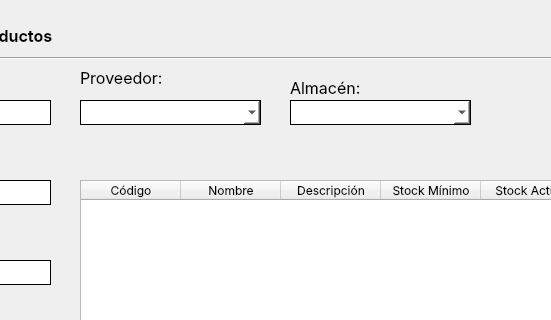
Before: the Qt Designer form UI/ventanaProductos.ui in RefinedCandle49/bookish-memory, drawn with Qt 5; both pictures show x 140 to 691 and y 0 to 320 of the 1144 by 760 pixel window.
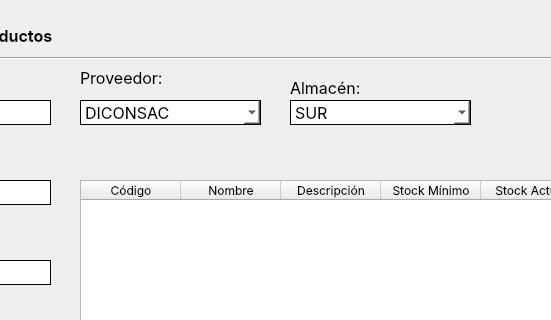
After: the same form once the commit is applied.

Commit message: Registros on ventanaProductos.py already working

Diff of the .ui file:
```diff
--- a/UI/ventanaProductos.ui
+++ b/UI/ventanaProductos.ui
@@ -470,6 +470,16 @@
       <pointsize>12</pointsize>
      </font>
     </property>
+    <item>
+     <property name="text">
+      <string>DICONSAC</string>
+     </property>
+    </item>
+    <item>
+     <property name="text">
+      <string>MATUTE</string>
+     </property>
+    </item>
    </widget>
    <widget class="QComboBox" name="cboAlmacen">
     <property name="geometry">
@@ -486,6 +496,16 @@
       <pointsize>12</pointsize>
      </font>
     </property>
+    <item>
+     <property name="text">
+      <string>SUR</string>
+     </property>
+    </item>
+    <item>
+     <property name="text">
+      <string>NORTE</string>
+     </property>
+    </item>
    </widget>
    <widget class="QLabel" name="lblProveedor">
     <property name="geometry">
```
The commit also changes 3 other files.
